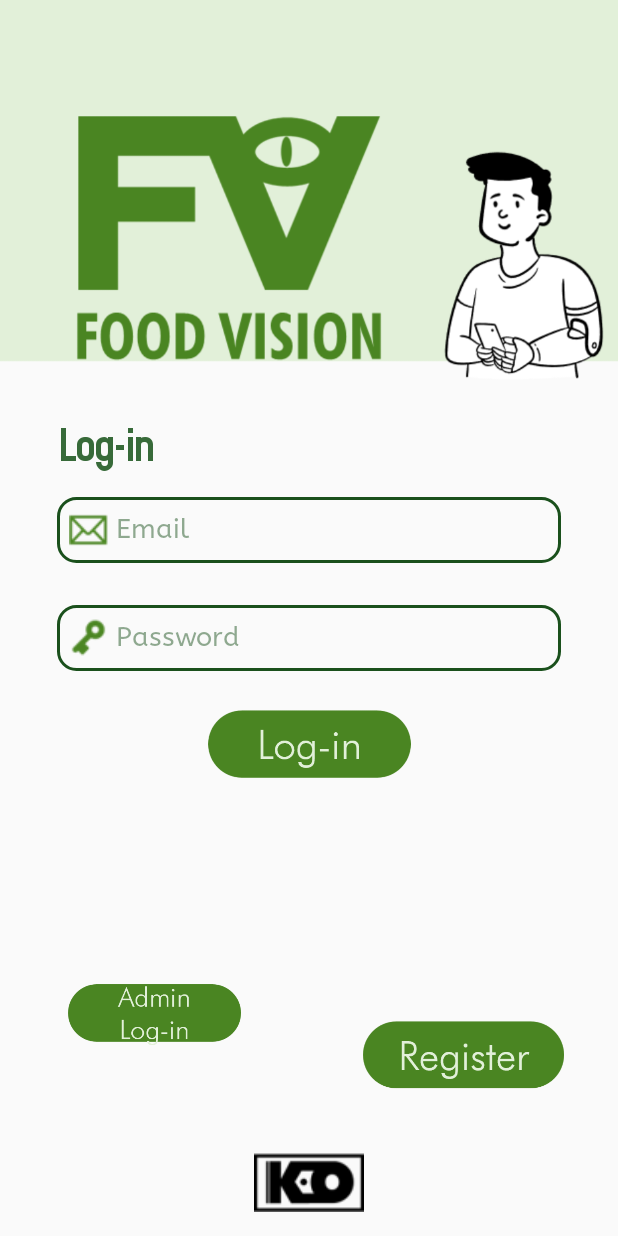
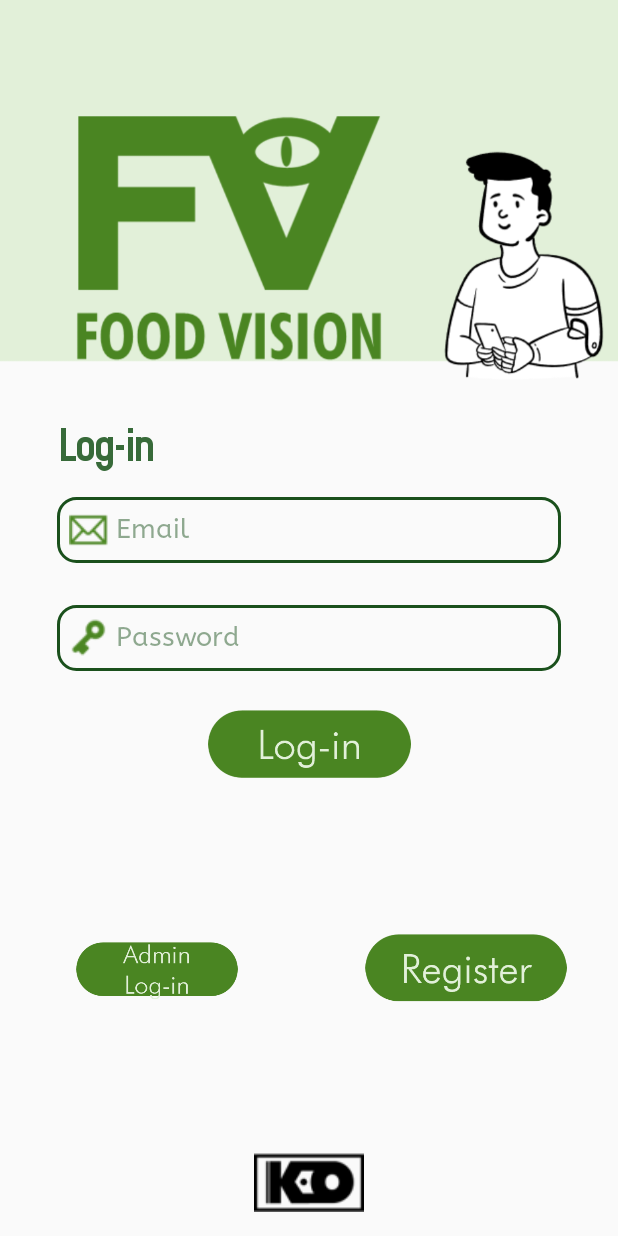
Before and after one commit to Charles2005/FoodVision, an Android app: the screen it shows after launch (MainActivity), on a phone screen of 412 x 824 dp. Run offline under Robolectric (Android 15) with nearby library versions, the phone set to English and light mode, and no system bars; our stand-ins replace Firebase (no records; nobody signed in at launch, a user with empty details on screens opened directly).

Commit message:
with verify, data privacy and other edits

```diff
--- a/app/src/main/res/layout/activity_main.xml
+++ b/app/src/main/res/layout/activity_main.xml
@@ -39,34 +39,6 @@
         app:layout_constraintStart_toStartOf="parent"
         app:layout_constraintTop_toBottomOf="@+id/passwordTextBox"
         app:srcCompat="@drawable/loginbutton" />
-
-    <ImageButton
-        android:id="@+id/adminButton"
-        android:layout_width="207dp"
-        android:layout_height="60dp"
-        android:background="@null"
-        android:scaleType="fitCenter"
-        app:layout_constraintBottom_toTopOf="@+id/imageView3"
-        app:layout_constraintEnd_toStartOf="@+id/registerButton"
-        app:layout_constraintHorizontal_bias="1.0"
-        app:layout_constraintStart_toStartOf="parent"
-        app:layout_constraintTop_toBottomOf="@+id/loginButton"
-        app:layout_constraintVertical_bias="0.666"
-        app:srcCompat="@drawable/adminbutton" />
-
-    <ImageButton
-        android:id="@+id/registerButton"
-        android:layout_width="206dp"
-        android:layout_height="57dp"
-        android:layout_marginBottom="32dp"
-        android:background="@null"
-        android:scaleType="fitCenter"
-        app:layout_constraintBottom_toTopOf="@+id/imageView3"
-        app:layout_constraintEnd_toEndOf="parent"
-        app:layout_constraintTop_toBottomOf="@+id/loginButton"
-        app:layout_constraintLeft_toRightOf="@id/adminButton"
-        app:layout_constraintVertical_bias="1.0"
-        app:srcCompat="@drawable/registerbutton" />
 
     <ImageView
         android:id="@+id/imageView3"
@@ -117,4 +89,31 @@
         app:layout_constraintBottom_toTopOf="@id/loginButton"
         app:layout_constraintTop_toBottomOf="@+id/emailTextBox" />
 
+    <LinearLayout
+        android:layout_width="match_parent"
+        android:layout_height="56dp"
+        android:orientation="horizontal"
+        app:layout_constraintBottom_toTopOf="@+id/imageView3"
+        app:layout_constraintEnd_toEndOf="parent"
+        app:layout_constraintStart_toStartOf="parent"
+        app:layout_constraintTop_toBottomOf="@+id/loginButton">
+
+        <ImageButton
+            android:id="@+id/adminButton"
+            android:layout_width="209dp"
+            android:layout_height="match_parent"
+            android:background="@null"
+            android:scaleType="fitCenter"
+            app:srcCompat="@drawable/adminbutton" />
+
+        <ImageButton
+            android:id="@+id/registerButton"
+            android:layout_width="match_parent"
+            android:layout_height="57dp"
+            android:layout_marginBottom="32dp"
+            android:background="@null"
+            android:scaleType="fitCenter"
+            app:srcCompat="@drawable/registerbutton" />
+    </LinearLayout>
+
 </androidx.constraintlayout.widget.ConstraintLayout>
--- a/app/src/main/res/layout/adminlogin.xml
+++ b/app/src/main/res/layout/adminlogin.xml
@@ -60,10 +60,12 @@
         android:layout_width="206dp"
         android:layout_height="57dp"
         android:layout_marginBottom="24dp"
+        android:background="@null"
         android:scaleType="fitCenter"
-        android:background="@null"
         app:layout_constraintBottom_toTopOf="@+id/imageView6"
         app:layout_constraintEnd_toEndOf="parent"
+        app:layout_constraintTop_toBottomOf="@+id/adminPassword"
+        app:layout_constraintVertical_bias="1.0"
         app:srcCompat="@drawable/loginbutton" />
 
     <ImageView
--- a/app/src/main/res/layout/feedbackpage.xml
+++ b/app/src/main/res/layout/feedbackpage.xml
@@ -127,10 +127,12 @@
         android:padding="10dp"
         android:textColor="@color/fontcolor1"
         android:textColorHint="#83205522"
+        app:layout_constraintBottom_toTopOf="@+id/feedbackSubmit"
         app:layout_constraintEnd_toEndOf="parent"
-        app:layout_constraintHorizontal_bias="0.526"
+        app:layout_constraintHorizontal_bias="0.513"
         app:layout_constraintStart_toStartOf="parent"
-        app:layout_constraintTop_toBottomOf="@+id/fbName" />
+        app:layout_constraintTop_toBottomOf="@+id/fbName"
+        app:layout_constraintVertical_bias="0.0" />
 
     <androidx.constraintlayout.widget.Group
         android:id="@+id/group8"
--- a/app/src/main/res/layout/inquirypage.xml
+++ b/app/src/main/res/layout/inquirypage.xml
@@ -32,12 +32,14 @@
         android:layout_width="358dp"
         android:layout_height="310dp"
         android:layout_marginTop="44dp"
+        android:background="@null"
         android:scaleType="fitCenter"
-        android:background="@null"
+        app:layout_constraintBottom_toTopOf="@+id/imageView16"
         app:layout_constraintEnd_toEndOf="parent"
         app:layout_constraintHorizontal_bias="0.49"
         app:layout_constraintStart_toStartOf="parent"
         app:layout_constraintTop_toBottomOf="@+id/textView16"
+        app:layout_constraintVertical_bias="0.105"
         app:srcCompat="@drawable/photo" />
 
     <ImageView
--- a/app/src/main/res/layout/newfoodpage.xml
+++ b/app/src/main/res/layout/newfoodpage.xml
@@ -90,11 +90,11 @@
         android:drawablePadding="5dp"
         android:ems="10"
         android:fontFamily="@font/font2"
+        android:hint="Ingredients (Separated by comma)"
         android:inputType="textPersonName"
         android:paddingLeft="8dp"
         android:textColor="@color/fontcolor1"
         android:textColorHint="#7E205522"
-        android:hint="Ingredients(Separated by comma)"
         app:layout_constraintEnd_toEndOf="parent"
         app:layout_constraintStart_toStartOf="parent"
         app:layout_constraintTop_toBottomOf="@+id/textView17" />
@@ -104,12 +104,14 @@
         android:layout_width="206dp"
         android:layout_height="57dp"
         android:layout_marginBottom="16dp"
+        android:background="@null"
         android:scaleType="fitCenter"
-        android:background="@null"
         app:layout_constraintBottom_toTopOf="@+id/imageView24"
         app:layout_constraintEnd_toEndOf="parent"
         app:layout_constraintHorizontal_bias="0.497"
         app:layout_constraintStart_toStartOf="parent"
+        app:layout_constraintTop_toBottomOf="@+id/newIngredients"
+        app:layout_constraintVertical_bias="0.973"
         app:srcCompat="@drawable/submit" />
 
     <androidx.constraintlayout.widget.Group
```
Also changed, not shown: app/src/main/res/layout/accountpage.xml (+5 -3 lines), app/src/main/res/layout/informationpage.xml (+9 -10 lines), app/src/main/res/layout/nodatapage.xml (+7 -3 lines), app/src/main/res/layout/registerpage.xml (+3 -4 lines), app/src/main/res/drawable-v24/enter.png (added).
